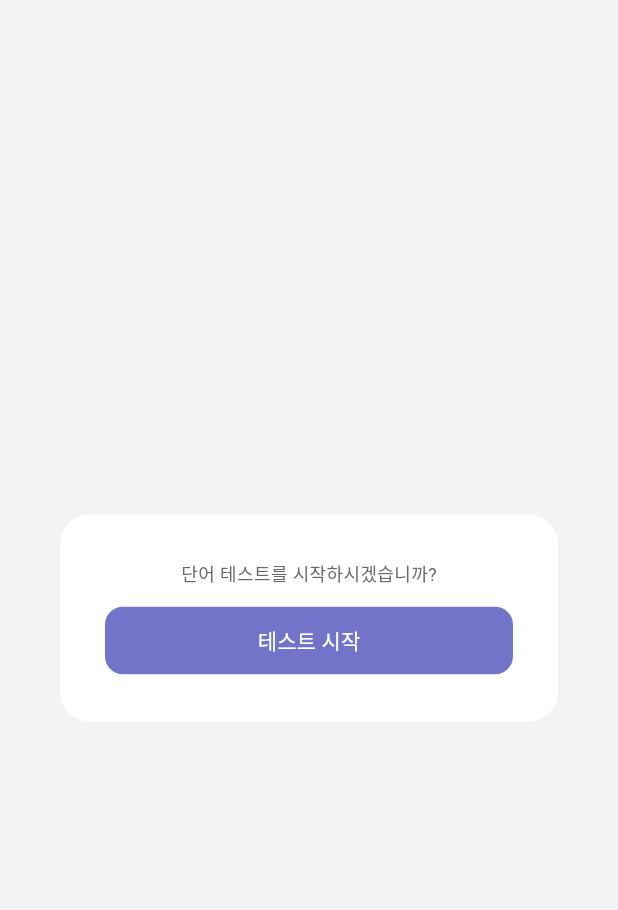
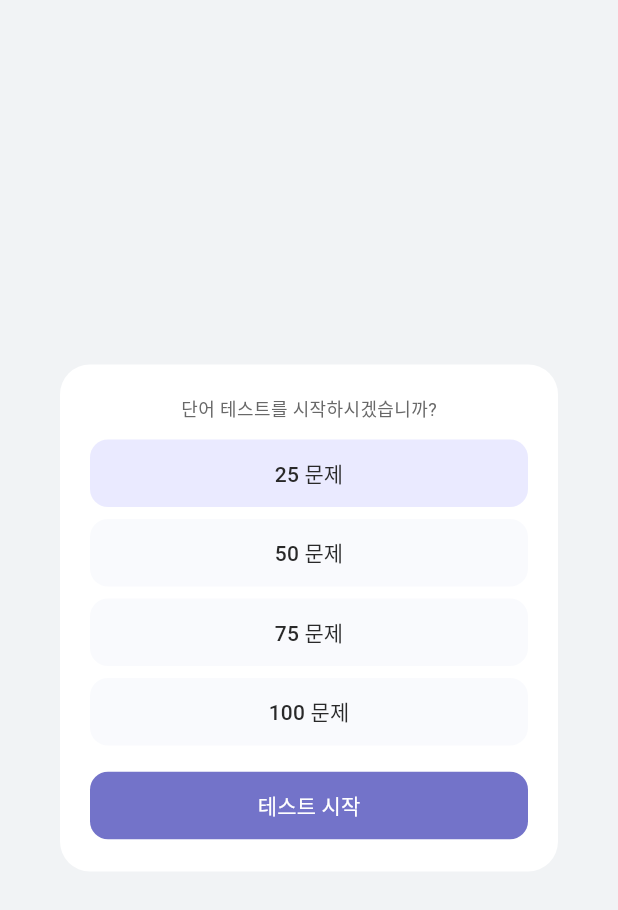
Before and after one commit to KIMSEUNGWO/JLPT, a Flutter app: the TestStartModal widget shown alone on an empty page, opened directly with empty values, on a phone screen of 412 x 824 dp. Shown: the top 910 px of the screen. Run offline on Flutter 3.47's test engine with Material 3 defaults, Android fonts, the light colour scheme and no system bars; our stand-ins replace audioplayers, flutter_riverpod, flutter_svg, google_mobile_ads, hive, hive_flutter and 1 more; accounts and stored records are empty; network calls fail; Roboto replaces fonts that are missing (Pretendard).

Commit message:
feat: 단어 테스트 개수 설정할 수 있도록 개선, 다음 버튼 SafeArea 적용

```diff
--- a/lib/widgets/modal/test_start_modal.dart
+++ b/lib/widgets/modal/test_start_modal.dart
@@ -24,7 +24,20 @@ class TestStartModal extends StatefulWidget {
 class _TestStartModalState extends State<TestStartModal> {
 
   bool _loading = false;
+  final List<int> _mounts = [
+    25, 50, 75, 100
+  ];
+  int _currentIndex = 0;
 
+  _select(int mount) {
+    setState(() {
+      _currentIndex = mount;
+    });
+  }
+  @override
+  void initState() {
+    super.initState();
+  }
   @override
   Widget build(BuildContext context) {
     return Dialog(
@@ -32,13 +45,51 @@ class _TestStartModalState extends State<TestStartModal> {
         borderRadius: BorderRadius.circular(20),
       ),
       child: Padding(
-        padding: const EdgeInsets.all(30),
+        padding: const EdgeInsets.all(20),
         child: Column(
             mainAxisSize: MainAxisSize.min,
             children: [
               Text('단어 테스트를 시작하시겠습니까?'),
               const SizedBox(height: 12),
-
+              GridView.builder(
+                shrinkWrap: true,
+                physics: const NeverScrollableScrollPhysics(), // 스크롤 비활성화
+                gridDelegate: const SliverGridDelegateWithFixedCrossAxisCount(
+                  crossAxisCount: 1, // 2열
+                  crossAxisSpacing: 8, // 가로 간격
+                  mainAxisSpacing: 8, // 세로 간격
+                  mainAxisExtent: 45, // 각 항목의 높이
+                ),
+                itemCount: _mounts.length,
+                itemBuilder: (context, index) {
+                  int mount = _mounts[index];
+                  return SizedBox(
+                    width: double.infinity,
+                    child: TextButton(
+                      onPressed: () {
+                        _select(index);
+                      },
+                      style: TextButton.styleFrom(
+                        backgroundColor: _currentIndex == index
+                            ? Color(0xFFEAEAFF)
+                            : Color(0xFFF9FAFD),
+                        padding: const EdgeInsets.symmetric(vertical: 12),
+                        shape: RoundedRectangleBorder(
+                          borderRadius: BorderRadius.circular(12),
+                        ),
+                      ),
+                      child: Text('$mount 문제',
+                        style: TextStyle(
+                          fontSize: Theme.of(context).textTheme.bodyLarge!.fontSize,
+                          color: Theme.of(context).colorScheme.onPrimary,
+                          fontWeight: FontWeight.w500
+                        ),
+                      ),
+                    ),
+                  );
+                },
+              ),
+              SizedBox(height: 16,),
               SizedBox(
                 width: double.infinity,
                 child: TextButton(
@@ -48,7 +99,7 @@ class _TestStartModalState extends State<TestStartModal> {
                       return TestPage<Word>(
                         type: widget.type,
                         level: widget.level,
-                        count: 100,
+                        mount: _mounts[_currentIndex],
                       );
                     },));
                   },
--- a/lib/widgets/modal/update_modal.dart
+++ b/lib/widgets/modal/update_modal.dart
@@ -144,14 +144,14 @@ class _UpdateModalState extends State<UpdateModal> {
         child: Column(
             mainAxisSize: MainAxisSize.min,
             children: [
-              Text('데이터 업데이트 v${_version.version}',
+              Text('업데이트',
                 style: TextStyle(
                   fontSize: Theme.of(context).textTheme.displayMedium!.fontSize,
                   fontWeight: FontWeight.w500,
-                  color: Theme.of(context).colorScheme.onPrimary,
+                  color: Theme.of(context).colorScheme.onSurface,
                 ),
               ),
-              const SizedBox(height: 38),
+              const SizedBox(height: 31),
 
               PieChart(
                 radius: 60,
--- a/lib/widgets/study/card/page_study.dart
+++ b/lib/widgets/study/card/page_study.dart
@@ -198,7 +198,7 @@ class _StudyPageState extends ConsumerState<StudyPage> {
           mainAxisSize: MainAxisSize.min,
           children: [
             Padding(
-              padding: const EdgeInsets.symmetric(horizontal: 20, vertical: 10),
+              padding: const EdgeInsets.symmetric(horizontal: 20, vertical: 20),
               child: Row(
                 children: [
                   Expanded(
```
Also changed, not shown: 1 other file.
